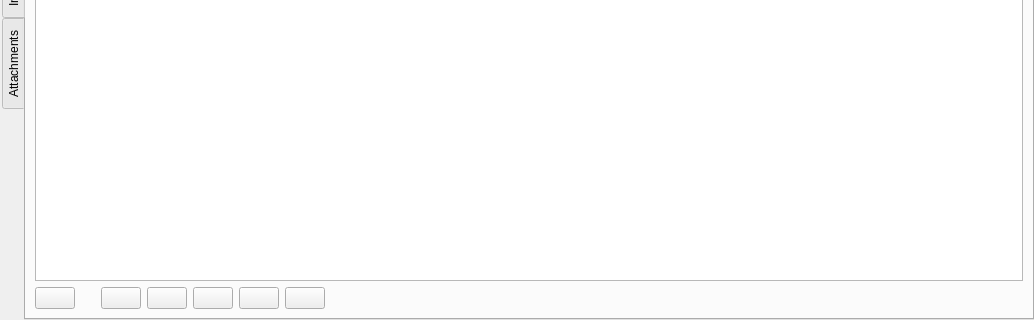
Above: src/asammdf/gui/ui/file_widget.ui from danielhrisca/asammdf before the change; both pictures show x 0 to 1034 and y 302 to 622 of the 1034 by 622 pixel window. Below: the same form after it.
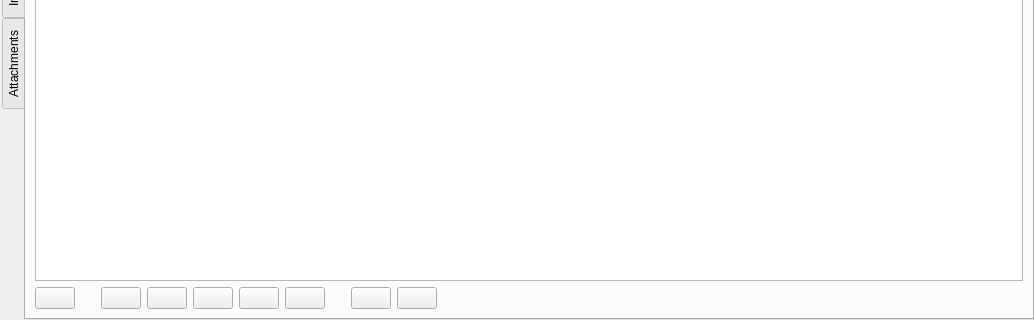
That is the form after the change. Icons and pictures are not drawn. Custom widgets are drawn as their Qt base class.

Commit message: load embedded display file

```diff
--- a/src/asammdf/gui/ui/file_widget.ui
+++ b/src/asammdf/gui/ui/file_widget.ui
@@ -204,6 +204,50 @@
                </property>
               </widget>
              </item>
+             <item>
+              <spacer name="horizontalSpacer_6">
+               <property name="orientation">
+                <enum>Qt::Horizontal</enum>
+               </property>
+               <property name="sizeType">
+                <enum>QSizePolicy::Fixed</enum>
+               </property>
+               <property name="sizeHint" stdset="0">
+                <size>
+                 <width>20</width>
+                 <height>20</height>
+                </size>
+               </property>
+              </spacer>
+             </item>
+             <item>
+              <widget class="QPushButton" name="load_embedded_channel_list_btn">
+               <property name="toolTip">
+                <string>Load embedded display file</string>
+               </property>
+               <property name="text">
+                <string/>
+               </property>
+               <property name="icon">
+                <iconset resource="resource.qrc">
+                 <normaloff>:/load_embed.png</normaloff>:/load_embed.png</iconset>
+               </property>
+              </widget>
+             </item>
+             <item>
+              <widget class="QPushButton" name="save_embedded_channel_list_btn">
+               <property name="toolTip">
+                <string>Embed display file</string>
+               </property>
+               <property name="text">
+                <string/>
+               </property>
+               <property name="icon">
+                <iconset resource="resource.qrc">
+                 <normaloff>:/attach.png</normaloff>:/attach.png</iconset>
+               </property>
+              </widget>
+             </item>
              <item>
               <spacer name="button_spacer2">
                <property name="orientation">
```
Left out of the diff: 4 changed lines with no effect on the pictures. The commit also changes 14 other files.
